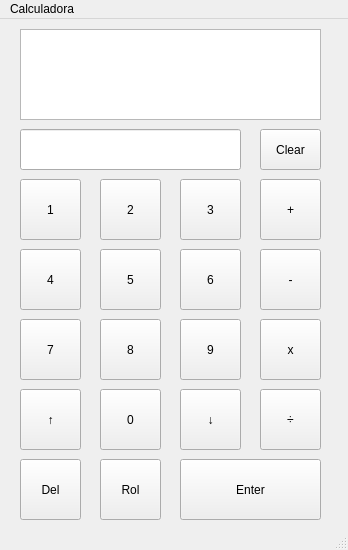
Above: mainwindow.ui from kibutzzz/calculcadora-qt before the change. Below: the same form after it.
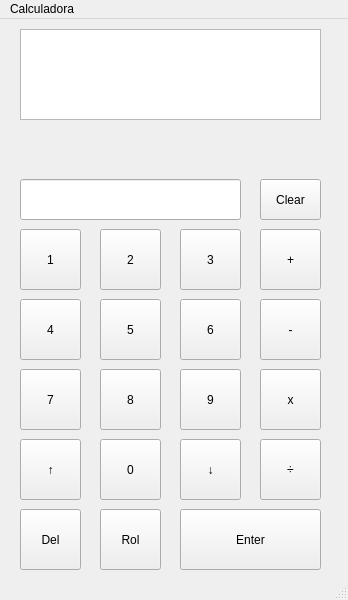
That is the form after the change.

Commit message: gerenciamento de erros

What changed in the file:
```diff
--- a/mainwindow.ui
+++ b/mainwindow.ui
@@ -7,7 +7,7 @@
     <x>0</x>
     <y>0</y>
     <width>348</width>
-    <height>550</height>
+    <height>600</height>
    </rect>
   </property>
   <property name="sizePolicy">
@@ -18,8 +18,8 @@
   </property>
   <property name="maximumSize">
    <size>
-    <width>400</width>
-    <height>550</height>
+    <width>350</width>
+    <height>600</height>
    </size>
   </property>
   <property name="windowTitle">
@@ -30,7 +30,7 @@
     <property name="geometry">
      <rect>
       <x>20</x>
-      <y>160</y>
+      <y>210</y>
       <width>61</width>
       <height>61</height>
      </rect>
@@ -43,7 +43,7 @@
     <property name="geometry">
      <rect>
       <x>100</x>
-      <y>160</y>
+      <y>210</y>
       <width>61</width>
       <height>61</height>
      </rect>
@@ -56,7 +56,7 @@
     <property name="geometry">
      <rect>
       <x>100</x>
-      <y>230</y>
+      <y>280</y>
       <width>61</width>
       <height>61</height>
      </rect>
@@ -69,7 +69,7 @@
     <property name="geometry">
      <rect>
       <x>20</x>
-      <y>230</y>
+      <y>280</y>
       <width>61</width>
       <height>61</height>
      </rect>
@@ -82,7 +82,7 @@
     <property name="geometry">
      <rect>
       <x>100</x>
-      <y>300</y>
+      <y>350</y>
       <width>61</width>
       <height>61</height>
      </rect>
@@ -95,7 +95,7 @@
     <property name="geometry">
      <rect>
       <x>20</x>
-      <y>300</y>
+      <y>350</y>
       <width>61</width>
       <height>61</height>
      </rect>
@@ -108,7 +108,7 @@
     <property name="geometry">
      <rect>
       <x>100</x>
-      <y>440</y>
+      <y>490</y>
       <width>61</width>
       <height>61</height>
      </rect>
@@ -121,7 +121,7 @@
     <property name="geometry">
      <rect>
       <x>20</x>
-      <y>440</y>
+      <y>490</y>
       <width>61</width>
       <height>61</height>
      </rect>
@@ -134,7 +134,7 @@
     <property name="geometry">
      <rect>
       <x>180</x>
-      <y>440</y>
+      <y>490</y>
       <width>141</width>
       <height>61</height>
      </rect>
@@ -147,7 +147,7 @@
     <property name="geometry">
      <rect>
       <x>100</x>
-      <y>370</y>
+      <y>420</y>
       <width>61</width>
       <height>61</height>
      </rect>
@@ -160,7 +160,7 @@
     <property name="geometry">
      <rect>
       <x>20</x>
-      <y>370</y>
+      <y>420</y>
       <width>61</width>
       <height>61</height>
      </rect>
@@ -173,7 +173,7 @@
     <property name="geometry">
      <rect>
       <x>180</x>
-      <y>370</y>
+      <y>420</y>
       <width>61</width>
       <height>61</height>
      </rect>
@@ -186,7 +186,7 @@
     <property name="geometry">
      <rect>
       <x>260</x>
-      <y>300</y>
+      <y>350</y>
       <width>61</width>
       <height>61</height>
      </rect>
@@ -199,7 +199,7 @@
     <property name="geometry">
      <rect>
       <x>260</x>
-      <y>160</y>
+      <y>210</y>
       <width>61</width>
       <height>61</height>
      </rect>
@@ -212,7 +212,7 @@
     <property name="geometry">
      <rect>
       <x>180</x>
-      <y>300</y>
+      <y>350</y>
       <width>61</width>
       <height>61</height>
      </rect>
@@ -225,7 +225,7 @@
     <property name="geometry">
      <rect>
       <x>180</x>
-      <y>230</y>
+      <y>280</y>
       <width>61</width>
       <height>61</height>
      </rect>
@@ -238,7 +238,7 @@
     <property name="geometry">
      <rect>
       <x>260</x>
-      <y>230</y>
+      <y>280</y>
       <width>61</width>
       <height>61</height>
      </rect>
@@ -251,7 +251,7 @@
     <property name="geometry">
      <rect>
       <x>180</x>
-      <y>160</y>
+      <y>210</y>
       <width>61</width>
       <height>61</height>
      </rect>
@@ -264,7 +264,7 @@
     <property name="geometry">
      <rect>
       <x>260</x>
-      <y>370</y>
+      <y>420</y>
       <width>61</width>
       <height>61</height>
      </rect>
@@ -277,7 +277,7 @@
     <property name="geometry">
      <rect>
       <x>20</x>
-      <y>110</y>
+      <y>160</y>
       <width>221</width>
       <height>41</height>
      </rect>
@@ -297,7 +297,7 @@
     <property name="geometry">
      <rect>
       <x>260</x>
-      <y>110</y>
+      <y>160</y>
       <width>61</width>
       <height>41</height>
      </rect>
@@ -306,6 +306,22 @@
      <string>Clear</string>
     </property>
    </widget>
+   <widget class="QLabel" name="labelErro">
+    <property name="geometry">
+     <rect>
+      <x>20</x>
+      <y>110</y>
+      <width>301</width>
+      <height>41</height>
+     </rect>
+    </property>
+    <property name="text">
+     <string/>
+    </property>
+    <property name="wordWrap">
+     <bool>true</bool>
+    </property>
+   </widget>
   </widget>
   <widget class="QMenuBar" name="menubar">
    <property name="geometry">
```
The commit also changes 5 other files.
